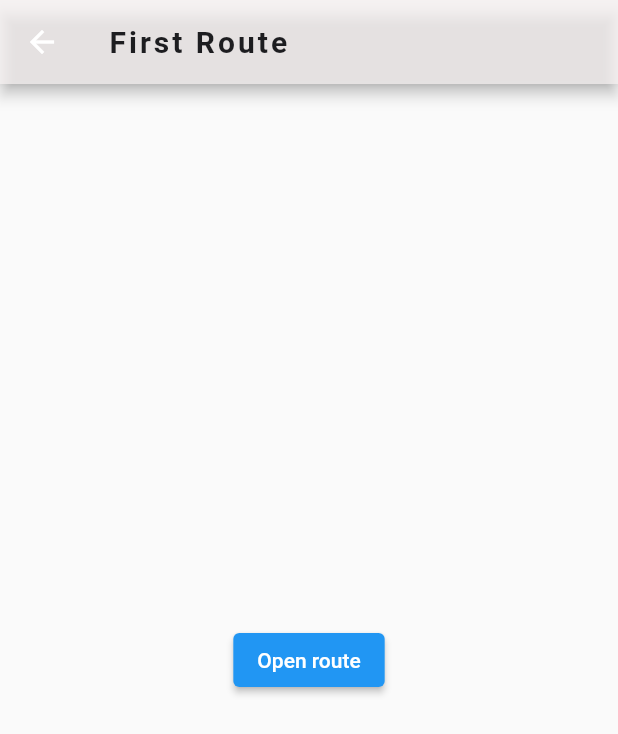
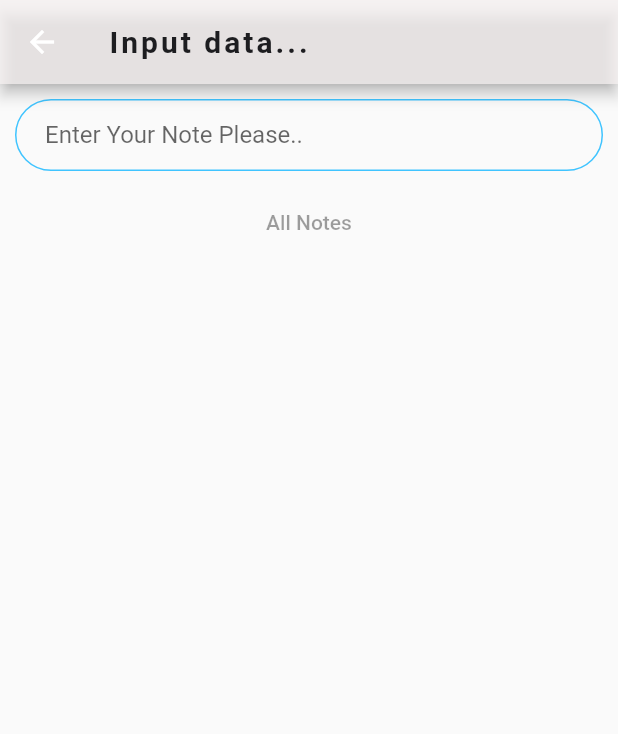
Before and after one commit to Medelouali/FirstFlutterApp, a Flutter app: the screen it shows after launch, after a tap on "How Old Are You Son?", on a phone screen of 412 x 824 dp. Shown: the top 734 px of the screen. Run offline on Flutter 3.47's test engine with Material 2 defaults, Android fonts, the phone set to English and light mode, and no system bars.

Commit message:
learning about the textField Widget

```diff
--- a/lib/home.dart
+++ b/lib/home.dart
@@ -1,6 +1,7 @@
 import "package:flutter/material.dart";
 import "./myCard.dart";
-import "route1.dart";
+import "./notes.dart";
+// import "route1.dart";
 
 class Home extends StatefulWidget {
   @override
@@ -50,7 +51,7 @@ class HomeState extends State<Home> {
                   });
                   Navigator.push(
                     context,
-                    MaterialPageRoute(builder: (context) => const FirstRoute()),
+                    MaterialPageRoute(builder: (context) => const Notes()),
                   );
                 }))
             .toList(),
--- /dev/null
+++ b/lib/notes.dart
@@ -0,0 +1,85 @@
+import 'package:flutter/material.dart';
+
+class Notes extends StatefulWidget {
+  const Notes({super.key});
+
+  @override
+  State<Notes> createState() => _NotesState();
+}
+
+class _NotesState extends State<Notes> {
+  List<String> notes = [];
+  String currentNote = "";
+
+  TextEditingController _controller = TextEditingController();
+
+  @override
+  void initState() {
+    super.initState();
+    _controller = TextEditingController();
+  }
+
+  @override
+  void dispose() {
+    _controller.dispose();
+    super.dispose();
+  }
+
+  @override
+  Widget build(BuildContext context) {
+    return Container(
+        // margin: const EdgeInsets.all(20),
+        child: Scaffold(
+      appBar: AppBar(
+        title: const Text('Input data...'),
+        titleTextStyle: TextStyle(
+            color: Color.fromARGB(255, 29, 29, 32),
+            fontSize: 20,
+            fontWeight: FontWeight.bold,
+            letterSpacing: 2),
+        backgroundColor: Color.fromARGB(184, 247, 242, 242),
+      ),
+      body: Column(children: [
+        Container(
+          width: double.infinity,
+          padding: const EdgeInsets.all(10),
+          child: TextField(
+            controller: _controller,
+            onSubmitted: (String value) {
+              setState(() {
+                currentNote = value;
+                if (value != "") {
+                  notes.add(value);
+                  _controller.clear();
+                }
+                ;
+              });
+            },
+            decoration: InputDecoration(
+              hintText: 'Enter Your Note Please..',
+              contentPadding:
+                  EdgeInsets.symmetric(vertical: 10.0, horizontal: 20.0),
+              border: OutlineInputBorder(
+                borderRadius: BorderRadius.all(Radius.circular(32.0)),
+              ),
+              enabledBorder: OutlineInputBorder(
+                borderSide:
+                    BorderSide(color: Colors.lightBlueAccent, width: 1.0),
+                borderRadius: BorderRadius.all(Radius.circular(32.0)),
+              ),
+              focusedBorder: OutlineInputBorder(
+                borderSide:
+                    BorderSide(color: Colors.lightBlueAccent, width: 2.0),
+                borderRadius: BorderRadius.all(Radius.circular(32.0)),
+              ),
+            ),
+          ),
+        ),
+        TextButton(onPressed: null, child: Text("All Notes")),
+        ...notes.map((e) {
+          return Text(e);
+        })
+      ]),
+    ));
+  }
+}
```
